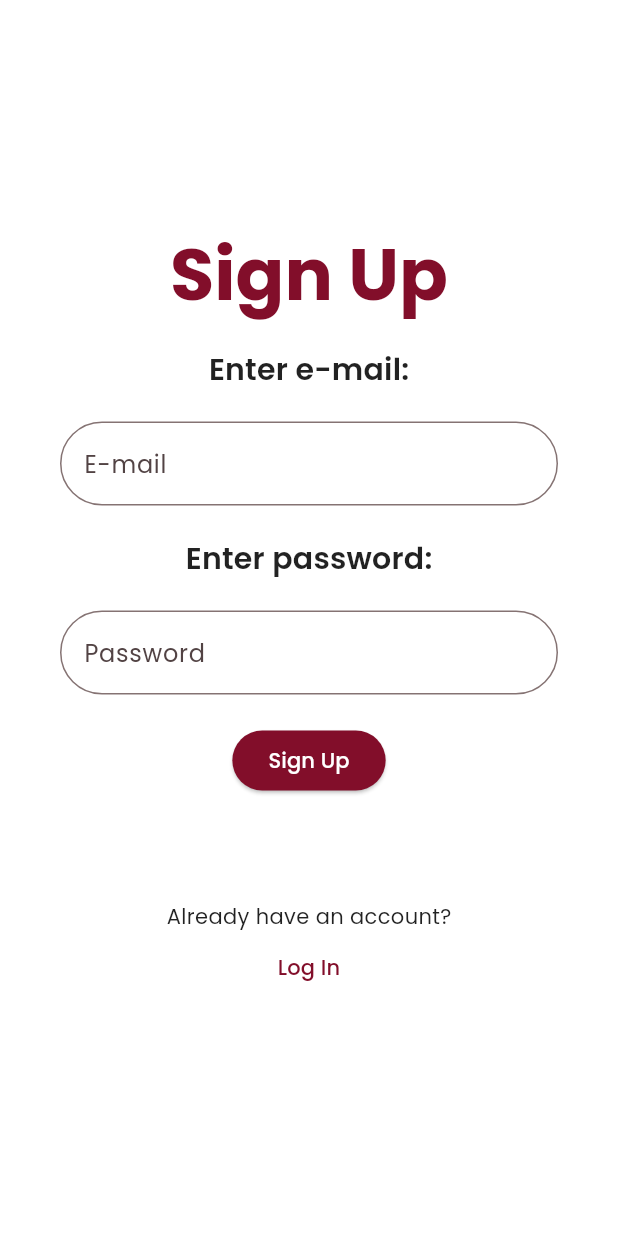
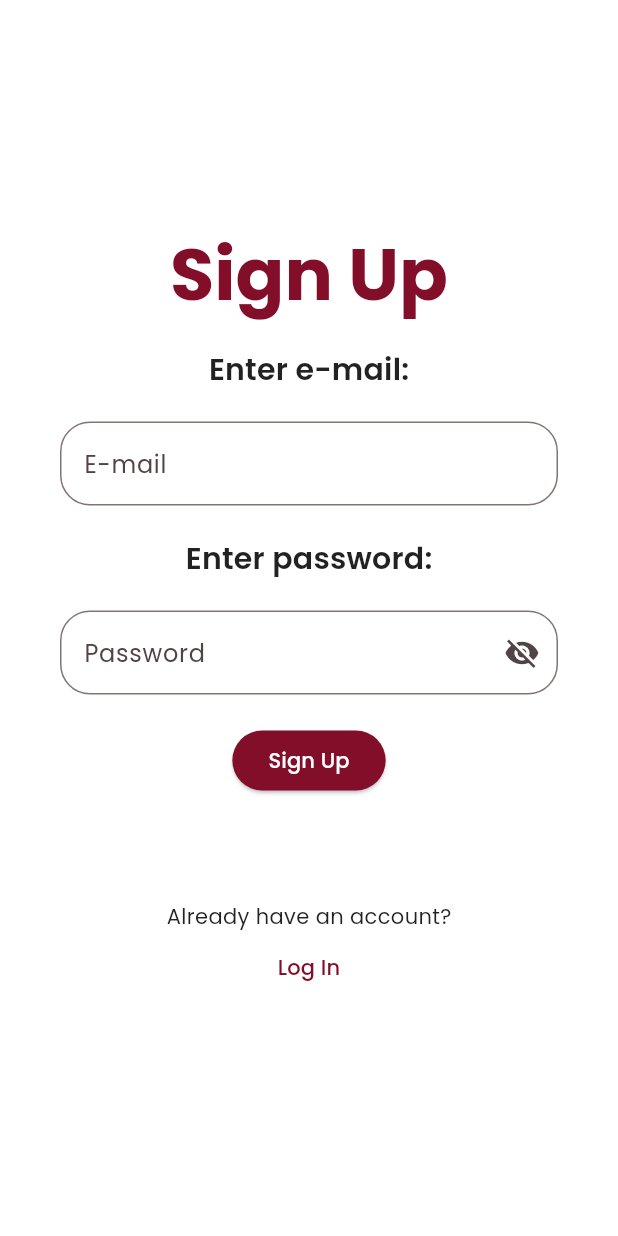
Before and after one commit to censop/back_to_us, a Flutter app: the screen it shows after launch, after a tap on "Sign Up", on a phone screen of 412 x 824 dp. Run offline on Flutter 3.47's test engine with Material 3 defaults, Android fonts, the phone set to English and light mode, and no system bars; our stand-ins replace firebase_auth, firebase_core, google_fonts; accounts and stored records are empty.

Commit message:
Hide password is completed and downloaded font is used now

```diff
--- a/lib/main.dart
+++ b/lib/main.dart
@@ -58,37 +58,44 @@ class MyApp extends StatelessWidget {
         ),
         scaffoldBackgroundColor: Colors.white,
         textTheme: TextTheme(
-          displayLarge: GoogleFonts.poppins(
+          displayLarge: TextStyle(
+            fontFamily: "Poppins",
             fontSize: 48,
-            fontWeight: FontWeight.bold,
+            fontWeight: FontWeight.w700,
             color: const Color.fromARGB(255, 130, 14, 42),
           ),
-          displayMedium: GoogleFonts.poppins(
+          displayMedium: TextStyle(
+            fontFamily: "Poppins",
             fontSize: 48,
-            fontWeight: FontWeight.bold,
+            fontWeight: FontWeight.w700,
             color: const Color.fromARGB(255, 130, 14, 42),
           ),
-          titleLarge: GoogleFonts.poppins(
+          titleLarge: TextStyle(
+            fontFamily: "Poppins",
             fontSize: 24,
             fontWeight: FontWeight.w600,
             color: Colors.black87,
           ),
-          titleMedium: GoogleFonts.poppins(
+          titleMedium: TextStyle(
+            fontFamily: "Poppins",
             fontSize: 20,
             fontWeight: FontWeight.w600,
             color: Colors.black87,
           ),
-          bodyLarge: GoogleFonts.poppins(
+          bodyLarge: TextStyle(
+            fontFamily: "Poppins",
             fontSize: 16,
             fontWeight: FontWeight.normal,
             color: Colors.black87,
           ),
-          bodyMedium: GoogleFonts.poppins(
+          bodyMedium: TextStyle(
+            fontFamily: "Poppins",
             fontSize: 14,
             fontWeight: FontWeight.normal,
             color: Colors.black87,
           ),
-          labelLarge: GoogleFonts.poppins(
+          labelLarge: TextStyle(
+            fontFamily: "Poppins",
             fontSize: 14,
             fontWeight: FontWeight.w500,
             color: const Color.fromARGB(255, 130, 14, 42),
--- a/lib/screens/Authentication/ForgotPassword/forgot_password.dart
+++ b/lib/screens/Authentication/ForgotPassword/forgot_password.dart
@@ -53,8 +53,8 @@ class _ForgotPasswordState extends State<ForgotPassword> {
             ),
           ),
           CustomTextFormField(
-              controller: _emailController,
-              title: "E-mail"
+            controller: _emailController,
+            title: "E-mail"
           ),
           SizedBox(height: 10),
           ElevatedButton(
--- a/lib/screens/Authentication/log_in_screen.dart
+++ b/lib/screens/Authentication/log_in_screen.dart
@@ -50,6 +50,7 @@ class _LogInScreenState extends State<LogInScreen> {
   }
 
 
+
   @override
   Widget build(BuildContext context) {
     return Scaffold(
@@ -67,7 +68,10 @@ class _LogInScreenState extends State<LogInScreen> {
               style: Theme.of(context).textTheme.titleMedium,
             ),
           ),
-          CustomTextFormField(controller: _emailController, title: "E-mail"),
+          CustomTextFormField(
+            controller: _emailController,
+            title: "E-mail",
+          ),
           Padding(
             padding: EdgeInsets.all(20),
             child: Text(
@@ -75,7 +79,11 @@ class _LogInScreenState extends State<LogInScreen> {
               style: Theme.of(context).textTheme.titleMedium
             ),
           ),
-          CustomTextFormField(controller: _passwordController, title: "Password"),
+          CustomTextFormField(
+            controller: _passwordController,
+            title: "Password",
+            isPassword: true,
+          ),
           SizedBox(height: 20),
           ElevatedButton(
             style: ElevatedButton.styleFrom(
--- a/lib/screens/Authentication/sign_up_screen.dart
+++ b/lib/screens/Authentication/sign_up_screen.dart
@@ -15,6 +15,7 @@ class SignUpScreenState extends State<SignUpScreen> {
 
   final _emailController = TextEditingController();
   final _passwordController = TextEditingController();
+  String? errorMesage;
 
   @override
   void dispose() {
@@ -45,7 +46,6 @@ class SignUpScreenState extends State<SignUpScreen> {
       );
     }
     on FirebaseAuthException catch (e) {
-      print(e.code);
       print(e.message);
     }
   }
@@ -70,7 +70,10 @@ class SignUpScreenState extends State<SignUpScreen> {
               style: Theme.of(context).textTheme.titleMedium,
             ),
           ),
-          CustomTextFormField(controller: _emailController, title: "E-mail"),
+          CustomTextFormField(
+            controller: _emailController,
+            title: "E-mail",
+          ),
            Padding(
             padding: EdgeInsets.all(20),
             child: Text(
@@ -78,7 +81,11 @@ class SignUpScreenState extends State<SignUpScreen> {
               style: Theme.of(context).textTheme.titleMedium,
             ),
           ),
-          CustomTextFormField(controller: _passwordController, title: "Password"),
+          CustomTextFormField(
+            controller: _passwordController,
+            title: "Password",
+            isPassword: true,
+          ),
           SizedBox(height: 20),
           ElevatedButton(
             style: ElevatedButton.styleFrom(
--- a/lib/screens/Authentication/welcome_screen.dart
+++ b/lib/screens/Authentication/welcome_screen.dart
@@ -30,14 +30,14 @@ class _WelcomeScreenState extends State<WelcomeScreen> {
     return Scaffold(
       body: SafeArea(
         child: Padding(
+          //TODO 20 100 20 100 uygun değil mediaquery kullanarak oranlarla bu değerleri yaz
           padding: EdgeInsetsGeometry.fromLTRB(20, 100, 20, 100),
           child: Column(
             mainAxisAlignment: MainAxisAlignment.center,
-            crossAxisAlignment: CrossAxisAlignment.center,
             children: [
               Text(
                 "join Back To Us",
-                style: Theme.of(context).textTheme.displayLarge!.copyWith(
+                style: Theme.of(context).textTheme.displayLarge?.copyWith(
                   color: Colors.black,
                 ),
                 textAlign: TextAlign.center,
@@ -45,7 +45,7 @@ class _WelcomeScreenState extends State<WelcomeScreen> {
               SizedBox(height:20),
               Text(
                 "Capture what matters.",
-                style: Theme.of(context).textTheme.titleLarge!.copyWith(
+                style: Theme.of(context).textTheme.titleLarge?.copyWith(
                   color: Colors.black,
                 ),
               ),
@@ -58,7 +58,7 @@ class _WelcomeScreenState extends State<WelcomeScreen> {
                 ),
                 child: Text(
                   "Log In",
-                  style: Theme.of(context).textTheme.labelLarge!.copyWith(
+                  style: Theme.of(context).textTheme.labelLarge?.copyWith(
                     color: Colors.white,
                   ),
                 ),
--- a/lib/widgets/custom_text_form_field.dart
+++ b/lib/widgets/custom_text_form_field.dart
@@ -1,28 +1,49 @@
 import 'package:flutter/material.dart';
 
-class CustomTextFormField extends StatelessWidget {
+class CustomTextFormField extends StatefulWidget {
   const CustomTextFormField({
     super.key,
     required this.controller,
     required this.title,
+    this.isPassword = false,
   });
 
   final TextEditingController controller;
   final String title;
+  final bool isPassword;
 
+  @override
+  State<CustomTextFormField> createState() => _CustomTextFormFieldState();
+}
+
+class _CustomTextFormFieldState extends State<CustomTextFormField> {
+  bool seePassword = false;
 
   @override
   Widget build(BuildContext context) {
     return Padding(
       padding: EdgeInsets.symmetric(horizontal: 40),
       child: TextFormField(
-        controller: controller,
+        controller: widget.controller,
         decoration: InputDecoration(
-          hintText: title,
+          hintText: widget.title,
           border: OutlineInputBorder(
-            borderRadius: BorderRadius.circular(40),
+            borderRadius: BorderRadius.circular(20),
           ),
+          suffixIcon: widget.isPassword
+          ? IconButton(
+              icon: Icon(
+                seePassword ? Icons.visibility : Icons.visibility_off,
+              ),
+              onPressed: () {
+                setState(() {
+                  seePassword = !seePassword;
+                });
+              },
+            )
+          : null,
         ),
+        obscureText: widget.isPassword ? !seePassword : false,
       ),
     );
   }
```
Also changed, not shown: pubspec.yaml (+12 -6 lines), fonts/Poppins-Bold.ttf (added), fonts/Poppins-Medium.ttf (added), fonts/Poppins-Regular.ttf (added), fonts/Poppins-SemiBold.ttf (added).
